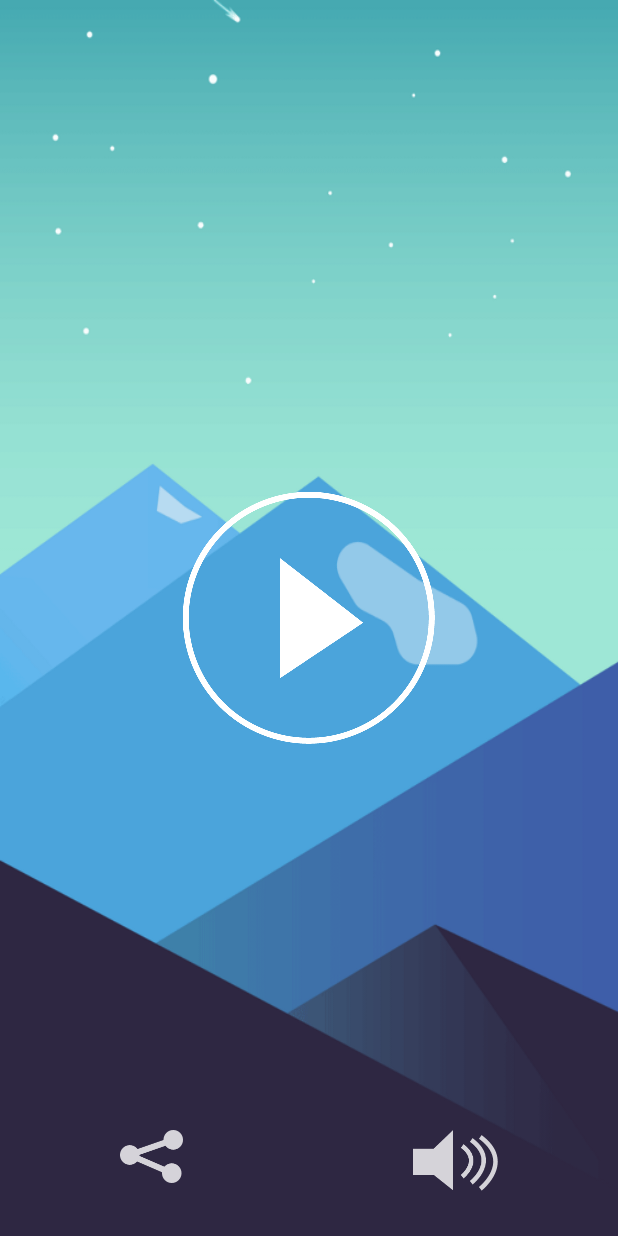
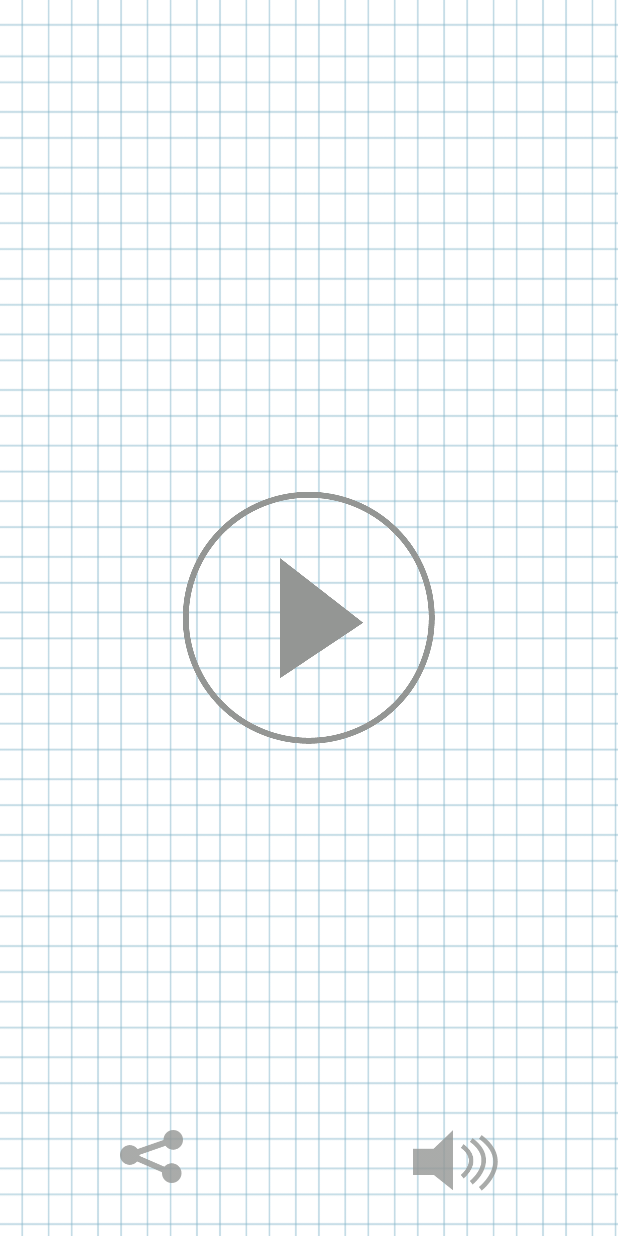
Before and after one commit to letien1912/FastAnswer, an Android app: the screen it shows after launch (StartActivity), on a phone screen of 412 x 824 dp. Run offline under Robolectric (Android 15) with nearby library versions, the phone set to English and light mode, and no system bars; Roboto replaces fonts that are not available here.

Commit message:
change image

```diff
--- a/app/src/main/java/game/fastanswer/MainActivity.java
+++ b/app/src/main/java/game/fastanswer/MainActivity.java
@@ -12,8 +12,6 @@ import android.view.View;
 import android.widget.TextView;
 
 import com.akexorcist.roundcornerprogressbar.IconRoundCornerProgressBar;
-import com.akexorcist.roundcornerprogressbar.RoundCornerProgressBar;
-import com.akexorcist.roundcornerprogressbar.TextRoundCornerProgressBar;
 import com.google.android.gms.ads.AdRequest;
 import com.google.android.gms.ads.InterstitialAd;
 import com.google.android.gms.ads.MobileAds;
--- a/app/src/main/java/game/fastanswer/StartActivity.java
+++ b/app/src/main/java/game/fastanswer/StartActivity.java
@@ -2,11 +2,29 @@ package game.fastanswer;
 
 import android.content.Intent;
 import android.content.SharedPreferences;
+import android.support.annotation.NonNull;
+import android.support.v7.app.AlertDialog;
 import android.support.v7.app.AppCompatActivity;
 import android.os.Bundle;
 import android.util.Log;
 import android.view.View;
 import android.widget.ImageView;
+import android.widget.Toast;
+
+import com.google.android.gms.auth.api.Auth;
+import com.google.android.gms.auth.api.signin.GoogleSignIn;
+import com.google.android.gms.auth.api.signin.GoogleSignInAccount;
+import com.google.android.gms.auth.api.signin.GoogleSignInClient;
+import com.google.android.gms.auth.api.signin.GoogleSignInOptions;
+import com.google.android.gms.auth.api.signin.GoogleSignInResult;
+import com.google.android.gms.common.api.ApiException;
+import com.google.android.gms.games.Games;
+import com.google.android.gms.games.Player;
+import com.google.android.gms.games.PlayersClient;
+import com.google.android.gms.games.RealTimeMultiplayerClient;
+import com.google.android.gms.tasks.OnCompleteListener;
+import com.google.android.gms.tasks.OnSuccessListener;
+import com.google.android.gms.tasks.Task;
 
 import Entities.GamePlay;
 
@@ -14,12 +32,18 @@ public class StartActivity extends AppCompatActivity {
 
     private SharedPreferences sharedPref;
     private ImageView btSound;
+    private GoogleSignInClient mGoogleSignInClient;
 
     @Override
     protected void onCreate(Bundle savedInstanceState) {
         super.onCreate(savedInstanceState);
         setContentView(R.layout.activity_starting);
+
+        mGoogleSignInClient = GoogleSignIn.getClient(this, GoogleSignInOptions.DEFAULT_GAMES_SIGN_IN);
         Init();
+
+        if(!isSignedIn())
+            startSignInIntent();
     }
 
     private void Init() {
@@ -27,10 +51,28 @@ public class StartActivity extends AppCompatActivity {
         sharedPref = getSharedPreferences(getString(R.string.pref_change_sound), MODE_PRIVATE);
     }
 
+    private static final int RC_SIGN_IN = 9001;
+
+    private void startSignInIntent() {
+        GoogleSignInClient signInClient = GoogleSignIn.getClient(this,
+                GoogleSignInOptions.DEFAULT_GAMES_SIGN_IN);
+        Intent intent = signInClient.getSignInIntent();
+        startActivityForResult(intent, RC_SIGN_IN);
+    }
+
+
+    private static final int RC_LEADERBOARD_UI = 9004;
+
     public void ChangeSoundEvent(View v) {
         ChangeSound();
         SetSoundIcon();
+//        if (isSignedIn()) {
+//            showLeaderboard();
+//        } else {
+//            startSignInIntent();
+//        }
     }
+
 
     private void ChangeSound() {
         SharedPreferences.Editor editor = sharedPref.edit();
@@ -70,12 +112,87 @@ public class StartActivity extends AppCompatActivity {
     }
 
     public void ViewScoreEvent(View v) {
+        startSignInIntent();
+    }
 
-    }
 
     @Override
     protected void onResume() {
         super.onResume();
+        signInSilently();
         SetSoundIcon();
     }
+
+    @Override
+    protected void onActivityResult(int requestCode, int resultCode, Intent data) {
+
+        if (requestCode == RC_SIGN_IN) {
+
+            Task<GoogleSignInAccount> task =
+                    GoogleSignIn.getSignedInAccountFromIntent(data);
+
+            try {
+                GoogleSignInAccount account = task.getResult(ApiException.class);
+                onConnected(account);
+            } catch (ApiException apiException) {
+                String message = apiException.getMessage();
+                if (message == null || message.isEmpty()) {
+                    message = "mhu loz";
+                }
+
+
+                new android.app.AlertDialog.Builder(this)
+                        .setMessage(message)
+                        .setNeutralButton(android.R.string.ok, null)
+                        .show();
+            }
+        }
+        super.onActivityResult(requestCode, resultCode, data);
+    }
+
+    private boolean isSignedIn() {
+        return GoogleSignIn.getLastSignedInAccount(this) != null;
+    }
+
+    private void signInSilently() {
+        mGoogleSignInClient.silentSignIn().addOnCompleteListener(this,
+                new OnCompleteListener<GoogleSignInAccount>() {
+                    @Override
+                    public void onComplete(@NonNull Task<GoogleSignInAccount> task) {
+                        if (task.isSuccessful()) {
+                            onConnected(task.getResult());
+                        } else {
+                            Log.d("tag", "signInSilently(): failure", task.getException());
+                        }
+                    }
+                });
+    }
+
+    // The currently signed in account, used to check the account has changed outside of this activity when resuming.
+    private GoogleSignInAccount mSignedInAccount = null;
+    private RealTimeMultiplayerClient mRealTimeMultiplayerClient;
+    private String mPlayerId;
+
+    private void onConnected(GoogleSignInAccount googleSignInAccount) {
+        if (mSignedInAccount != googleSignInAccount) {
+
+            mSignedInAccount = googleSignInAccount;
+
+            // update the clients
+            mRealTimeMultiplayerClient = Games.getRealTimeMultiplayerClient(this, googleSignInAccount);
+
+            // get the playerId from the PlayersClient
+            PlayersClient playersClient = Games.getPlayersClient(this, googleSignInAccount);
+            playersClient.getCurrentPlayer()
+                    .addOnSuccessListener(new OnSuccessListener<Player>() {
+                        @Override
+                        public void onSuccess(Player player) {
+                            mPlayerId = player.getPlayerId();
+                            Toast.makeText(getApplicationContext(), "Welcome " + player.getDisplayName(), Toast.LENGTH_LONG).show();
+                        }
+                    });
+
+        }
+    }
+
 }
--- a/app/src/main/res/layout/activity_starting.xml
+++ b/app/src/main/res/layout/activity_starting.xml
@@ -4,45 +4,42 @@
     xmlns:tools="http://schemas.android.com/tools"
     android:layout_width="match_parent"
     android:layout_height="match_parent"
-    android:background="@drawable/background"
     tools:context="game.fastanswer.StartActivity">
+
     <ImageView
         android:layout_width="wrap_content"
         android:layout_height="wrap_content"
-        android:src="@drawable/ic_start"
+        android:layout_centerInParent="true"
         android:contentDescription="@string/start_game_des"
-        android:layout_centerInParent="true"
-        android:onClick="StartNewGame"/>
+        android:onClick="StartNewGame"
+        android:tint="@color/tint_icon"
+        android:src="@drawable/ic_start" />
+
     <RelativeLayout
         android:layout_width="wrap_content"
         android:layout_height="wrap_content"
         android:layout_alignParentBottom="true"
         android:paddingBottom="30dp"
         android:paddingLeft="80dp"
-        android:paddingRight="80dp" >
+        android:paddingRight="80dp">
+
         <ImageView
             android:layout_width="wrap_content"
             android:layout_height="wrap_content"
             android:layout_alignParentStart="true"
             android:contentDescription="@string/share_description"
+            android:tint="@color/tint_icon"
             android:onClick="ShareGameEvent"
-            android:src="@drawable/ic_share"/>
+            android:src="@drawable/ic_share" />
+
         <ImageView
+            android:id="@+id/button_sound"
             android:layout_width="wrap_content"
             android:layout_height="wrap_content"
             android:layout_alignParentEnd="true"
-            android:src="@drawable/ic_sound"
             android:contentDescription="@string/change_sound_volume"
+            android:tint="@color/tint_icon"
             android:onClick="ChangeSoundEvent"
-            android:id="@+id/button_sound" />
-        <ImageView
-            android:layout_width="wrap_content"
-            android:layout_height="wrap_content"
-            android:src="@drawable/ic_score"
-            android:layout_alignBottom="@+id/button_sound"
-            android:onClick="ViewScoreEvent"
-            android:contentDescription="@string/score"
-            android:layout_alignParentEnd="true"
-            android:visibility="gone"/>
+            android:src="@drawable/ic_sound" />
     </RelativeLayout>
 </RelativeLayout>
--- a/app/src/main/res/values/colors.xml
+++ b/app/src/main/res/values/colors.xml
@@ -7,5 +7,6 @@
     <color name="iconTintColor">#ffffff</color>
     <color name="colorContinue">#9A70E5</color>
     <color name="white">#ffffff</color>
+    <color name="tint_icon">#949694</color>
 
 </resources>
--- a/app/src/main/res/values/strings.xml
+++ b/app/src/main/res/values/strings.xml
@@ -15,4 +15,5 @@
     <string name="pref_high_score">pref_high_score</string>
     <string name="GAMEPLAY_CONTENT">SEND_GAMEPLAY</string>
     <string name="DefaultTimeCountDown">04:00</string>
+    <string name="signin_other_error">Some thing error while signin</string>
 </resources>
--- a/app/src/main/res/values/styles.xml
+++ b/app/src/main/res/values/styles.xml
@@ -7,6 +7,6 @@
         <item name="colorPrimaryDark">@color/colorPrimaryDark</item>
         <item name="colorAccent">@color/colorAccent</item>
         <item name="windowNoTitle">true</item>
-        <item name="android:windowBackground">@drawable/background</item>
+        <item name="android:windowBackground">@drawable/game_background</item>
     </style>
 </resources>
```
Also changed, not shown: app/build.gradle (+16 -14 lines), app/src/main/AndroidManifest.xml (+10 -6 lines), app/src/main/java/AppDialog/GameOverDialog.java (+20 -1 lines), app/src/main/java/game/fastanswer/Login.java (added, +129 -0 lines), app/src/main/res/layout/activity_login.xml (added, +20 -0 lines), app/src/main/res/values-w820dp/ids.xml (added, +13 -0 lines), build.gradle (+10 -1 lines), app/src/main/res/drawable/game_background.png (added), gradle/wrapper/gradle-wrapper.properties, 7 other files.
